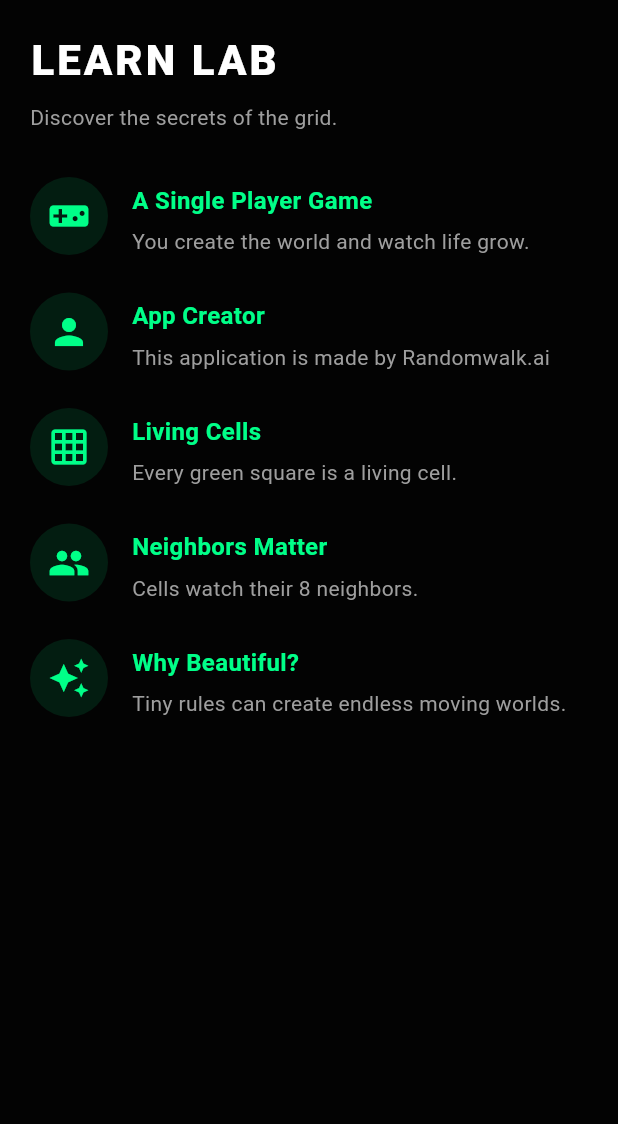
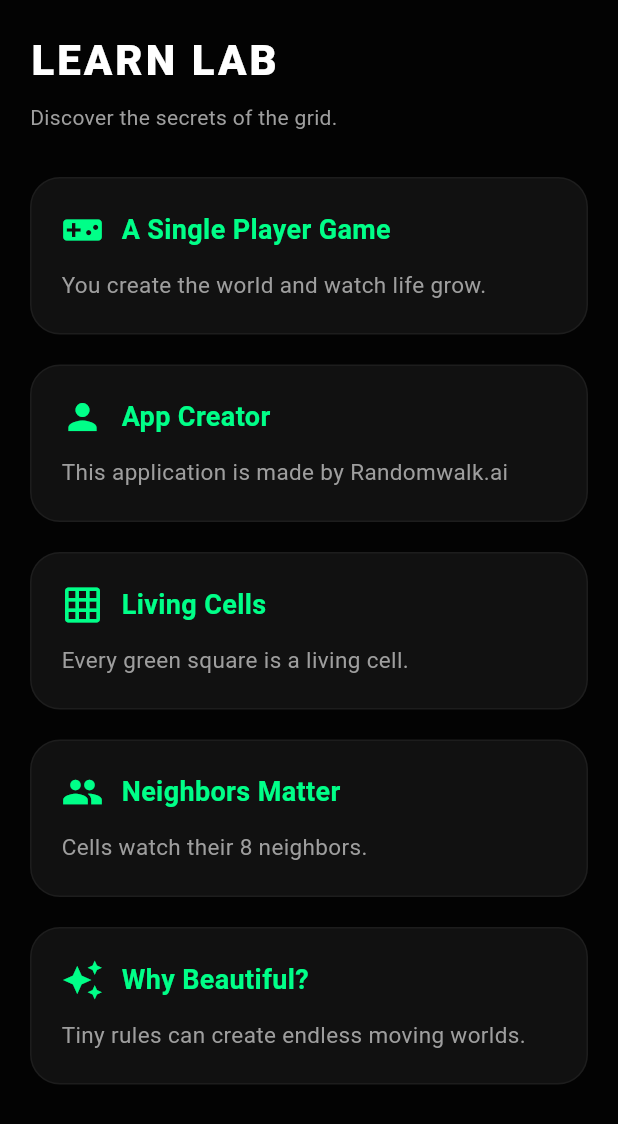
Before and after one commit to siddharthrw/CGL, a Flutter app: the LearnScreen widget shown alone on an empty page, opened directly, on a phone screen of 412 x 824 dp. Shown: the top 1124 px of the screen. Run offline on Flutter 3.47's test engine with Material 3 defaults, Android fonts, the phone set to English and light mode, and no system bars.

Commit message:
commit 2

```diff
--- a/lib/main.dart
+++ b/lib/main.dart
@@ -1195,43 +1195,48 @@ class LearnScreen extends StatelessWidget {
 
   Widget learnCard(String title, String body, IconData icon) {
     return Container(
-      margin: const EdgeInsets.only(bottom: 24),
-      child: Row(
-        crossAxisAlignment: CrossAxisAlignment.start,
-        children: [
-          Container(
-            padding: const EdgeInsets.all(12),
+      margin: const EdgeInsets.only(bottom: 20),
+      padding: const EdgeInsets.all(20),
       decoration: BoxDecoration(
-              color: green.withOpacity(0.1),
-              shape: BoxShape.circle,
+        color: card,
+        borderRadius: BorderRadius.circular(20),
+        border: Border.all(color: Colors.white.withOpacity(0.05)),
+        boxShadow: [
+          BoxShadow(
+            color: Colors.black.withOpacity(0.2),
+            blurRadius: 10,
+            offset: const Offset(0, 4),
+          )
+        ],
       ),
-            child: Icon(icon, color: green, size: 28),
-          ),
-          const SizedBox(width: 16),
-          Expanded(
       child: Column(
         crossAxisAlignment: CrossAxisAlignment.start,
         children: [
-                const SizedBox(height: 4),
-                Text(
+          Row(
+            children: [
+              Icon(icon, color: green, size: 28),
+              const SizedBox(width: 12),
+              Expanded(
+                child: Text(
                   title,
                   style: const TextStyle(
                     color: green,
-                    fontSize: 16,
+                    fontSize: 18,
                     fontWeight: FontWeight.bold,
                   ),
                 ),
-                const SizedBox(height: 6),
+              ),
+            ],
+          ),
+          const SizedBox(height: 12),
           Text(
             body,
             style: const TextStyle(
               color: Colors.grey,
-                    height: 1.4,
+              height: 1.5,
+              fontSize: 15,
             ),
-                )
-              ],
           ),
-          )
         ],
       ),
     );
```
Lines whose indentation alone changed are shown as unchanged.
